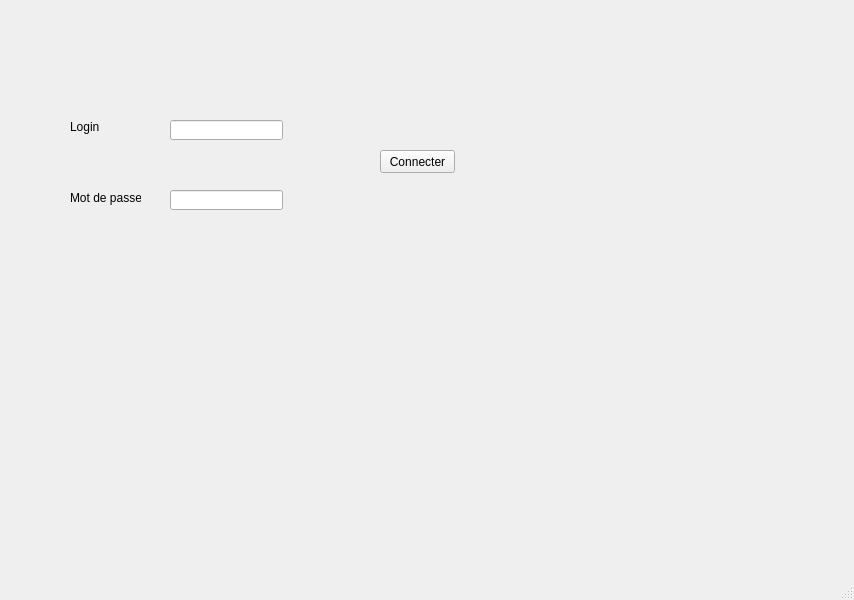
Above: mainwindow.ui from houas6/Smart-Recruit-help-center before the change. Below: the same form after it.
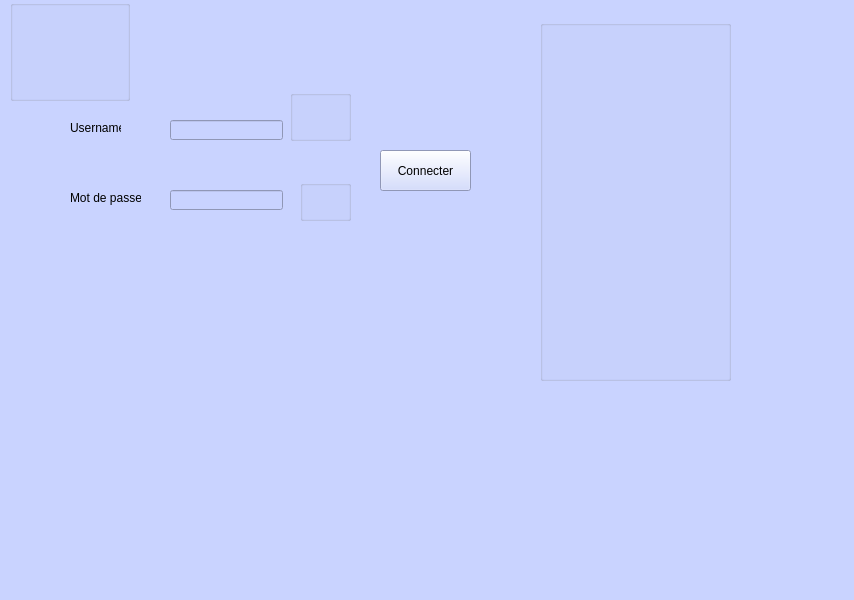
That is the form after the change. The open tabs and pages were chosen to show the change. Icons and pictures are not drawn.

Patch:
```diff
--- a/mainwindow.ui
+++ b/mainwindow.ui
@@ -13,6 +13,10 @@
   <property name="windowTitle">
    <string>MainWindow</string>
   </property>
+  <property name="styleSheet">
+   <string notr="true">background-color: rgb(201, 211, 255);
+</string>
+  </property>
   <widget class="QWidget" name="centralwidget">
    <widget class="QStackedWidget" name="stackedWidget">
     <property name="geometry">
@@ -58,8 +62,8 @@
        <rect>
         <x>370</x>
         <y>150</y>
-        <width>75</width>
-        <height>23</height>
+        <width>91</width>
+        <height>41</height>
        </rect>
       </property>
       <property name="styleSheet">
@@ -78,12 +82,12 @@
        <rect>
         <x>60</x>
         <y>120</y>
-        <width>47</width>
-        <height>14</height>
+        <width>51</width>
+        <height>16</height>
        </rect>
       </property>
       <property name="text">
-       <string>Login</string>
+       <string>Username</string>
       </property>
      </widget>
      <widget class="QLabel" name="label_14">
@@ -99,6 +103,70 @@
        <string>Mot de passe</string>
       </property>
      </widget>
+     <widget class="QGroupBox" name="groupBox_2">
+      <property name="geometry">
+       <rect>
+        <x>0</x>
+        <y>0</y>
+        <width>120</width>
+        <height>101</height>
+       </rect>
+      </property>
+      <property name="styleSheet">
+       <string notr="true">border-image: url(:/new/prefix1/admin.png);</string>
+      </property>
+      <property name="title">
+       <string/>
+      </property>
+     </widget>
+     <widget class="QGroupBox" name="groupBox_5">
+      <property name="geometry">
+       <rect>
+        <x>280</x>
+        <y>90</y>
+        <width>61</width>
+        <height>51</height>
+       </rect>
+      </property>
+      <property name="styleSheet">
+       <string notr="true">border-image: url(:/new/prefix1/username.png);</string>
+      </property>
+      <property name="title">
+       <string/>
+      </property>
+     </widget>
+     <widget class="QGroupBox" name="groupBox_6">
+      <property name="geometry">
+       <rect>
+        <x>290</x>
+        <y>180</y>
+        <width>51</width>
+        <height>41</height>
+       </rect>
+      </property>
+      <property name="styleSheet">
+       <string notr="true">border-image: url(:/new/prefix1/password.png);</string>
+      </property>
+      <property name="title">
+       <string/>
+      </property>
+     </widget>
+     <widget class="QGroupBox" name="groupBox_7">
+      <property name="geometry">
+       <rect>
+        <x>530</x>
+        <y>20</y>
+        <width>191</width>
+        <height>361</height>
+       </rect>
+      </property>
+      <property name="styleSheet">
+       <string notr="true">border-image: url(:/new/prefix1/logo khadamni.jpg);</string>
+      </property>
+      <property name="title">
+       <string/>
+      </property>
+     </widget>
     </widget>
     <widget class="QWidget" name="page">
      <widget class="QGroupBox" name="GestiondesEmploys">
```
Left out of the diff: 15 changed lines with no effect on the pictures.
